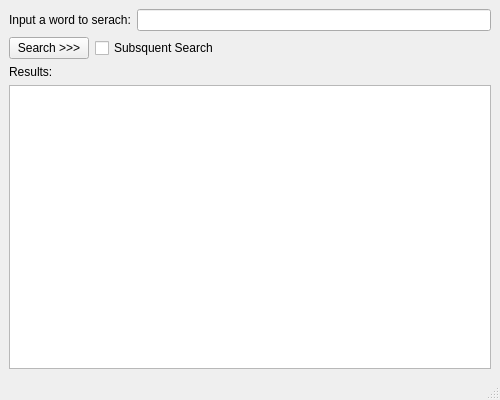
Above: MainWindow.ui from BurnBirdX7/Dictionary before the change. Below: the same form after it.
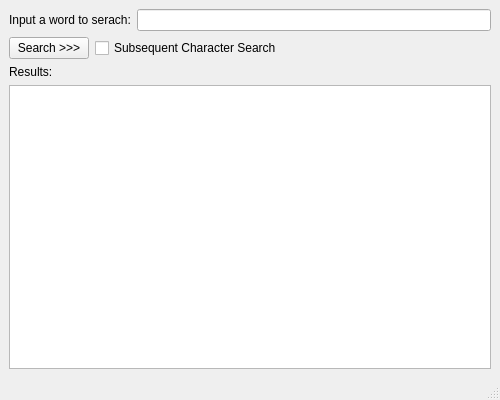
That is the form after the change.

What changed in the file:
```diff
--- a/MainWindow.ui
+++ b/MainWindow.ui
@@ -41,7 +41,7 @@
       <item>
        <widget class="QCheckBox" name="subsequentCheckBox">
         <property name="text">
-         <string>Subsquent Search</string>
+         <string>Subsequent Character Search</string>
         </property>
        </widget>
       </item>
```
